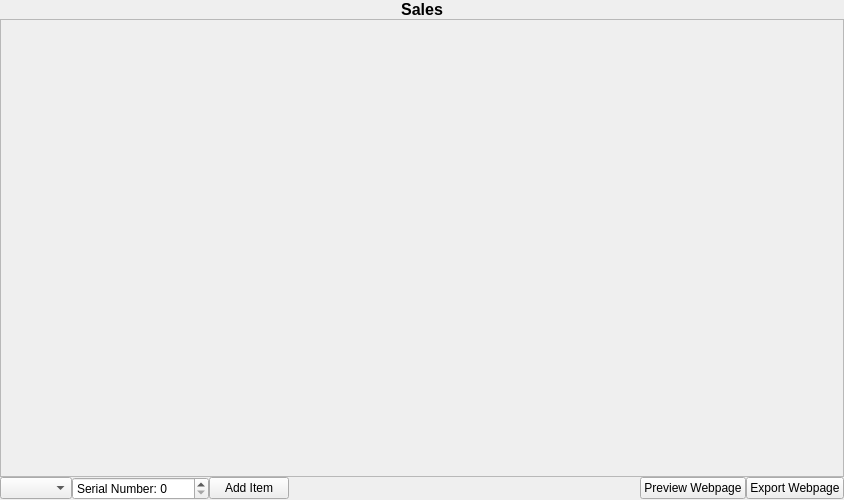
Above: ui/sales.ui from thelenlucas/Senior-Design before the change. Below: the same form after it.
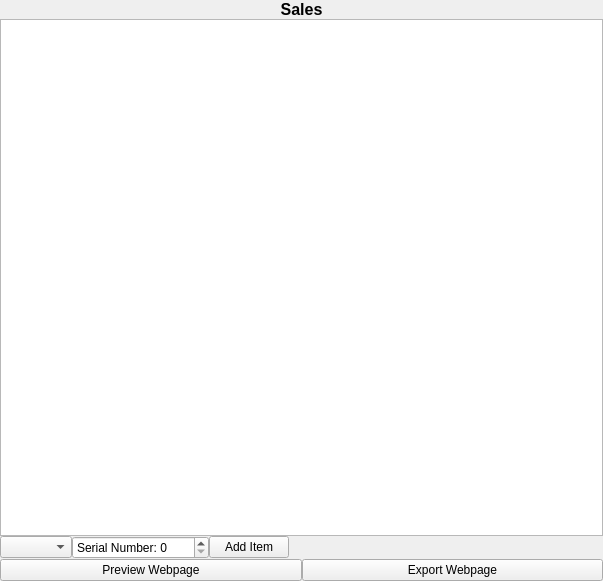
That is the form after the change.

Commit message: Nuke the widqNuke the project widget

The edit to the form file:
```diff
--- a/ui/sales.ui
+++ b/ui/sales.ui
@@ -6,13 +6,13 @@
    <rect>
     <x>0</x>
     <y>0</y>
-    <width>844</width>
-    <height>500</height>
+    <width>603</width>
+    <height>581</height>
    </rect>
   </property>
   <property name="minimumSize">
    <size>
-    <width>800</width>
+    <width>300</width>
     <height>500</height>
    </size>
   </property>
@@ -75,46 +75,10 @@
         </widget>
        </item>
        <item>
-        <widget class="QScrollArea" name="amountScrollArea">
-         <property name="sizePolicy">
-          <sizepolicy hsizetype="MinimumExpanding" vsizetype="Expanding">
-           <horstretch>0</horstretch>
-           <verstretch>0</verstretch>
-          </sizepolicy>
-         </property>
-         <property name="widgetResizable">
-          <bool>true</bool>
-         </property>
-         <widget class="QWidget" name="salesScrollContents">
-          <property name="geometry">
-           <rect>
-            <x>0</x>
-            <y>0</y>
-            <width>838</width>
-            <height>443</height>
-           </rect>
-          </property>
-          <property name="sizePolicy">
-           <sizepolicy hsizetype="MinimumExpanding" vsizetype="Preferred">
-            <horstretch>0</horstretch>
-            <verstretch>0</verstretch>
-           </sizepolicy>
-          </property>
-          <property name="minimumSize">
-           <size>
-            <width>500</width>
-            <height>0</height>
-           </size>
-          </property>
-         </widget>
-        </widget>
-       </item>
-      </layout>
-     </item>
-    </layout>
+        <widget class="QListWidget" name="productsListWidget"/>
    </item>
    <item>
-    <layout class="QHBoxLayout" name="bottomButtonLayout">
+        <layout class="QHBoxLayout" name="horizontalLayout_3">
      <item>
       <widget class="QComboBox" name="typeCombo"/>
      </item>
@@ -151,6 +115,14 @@
        </property>
       </spacer>
      </item>
+        </layout>
+       </item>
+      </layout>
+     </item>
+    </layout>
+   </item>
+   <item>
+    <layout class="QHBoxLayout" name="bottomButtonLayout">
      <item>
       <widget class="QPushButton" name="previewButton">
        <property name="text">
```
Lines whose indentation alone changed are shown as unchanged. The commit also changes 4 other files.
